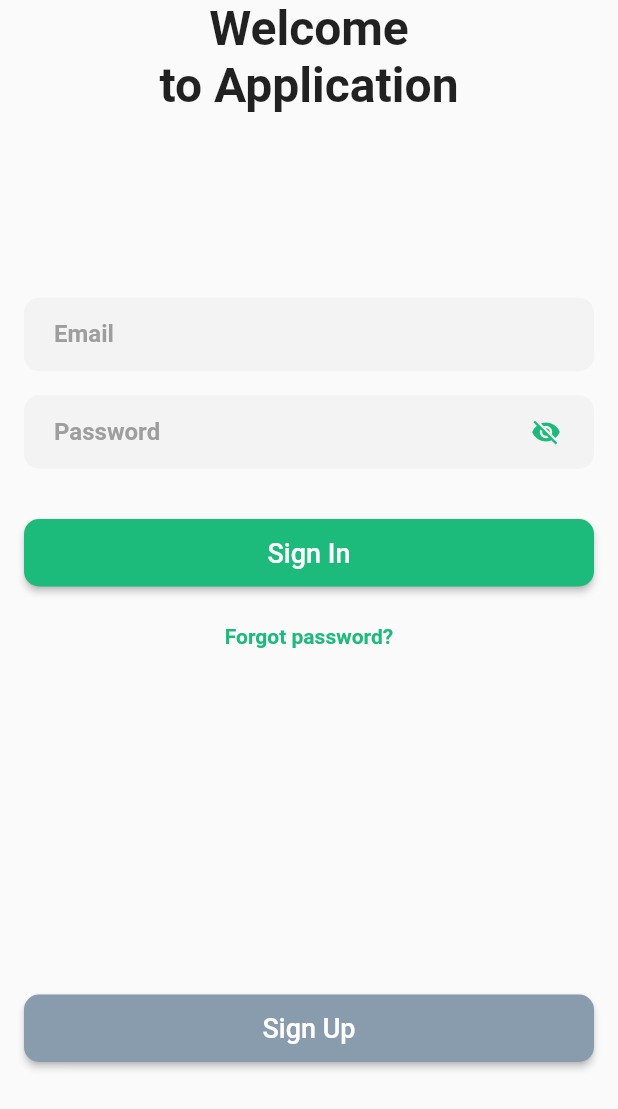
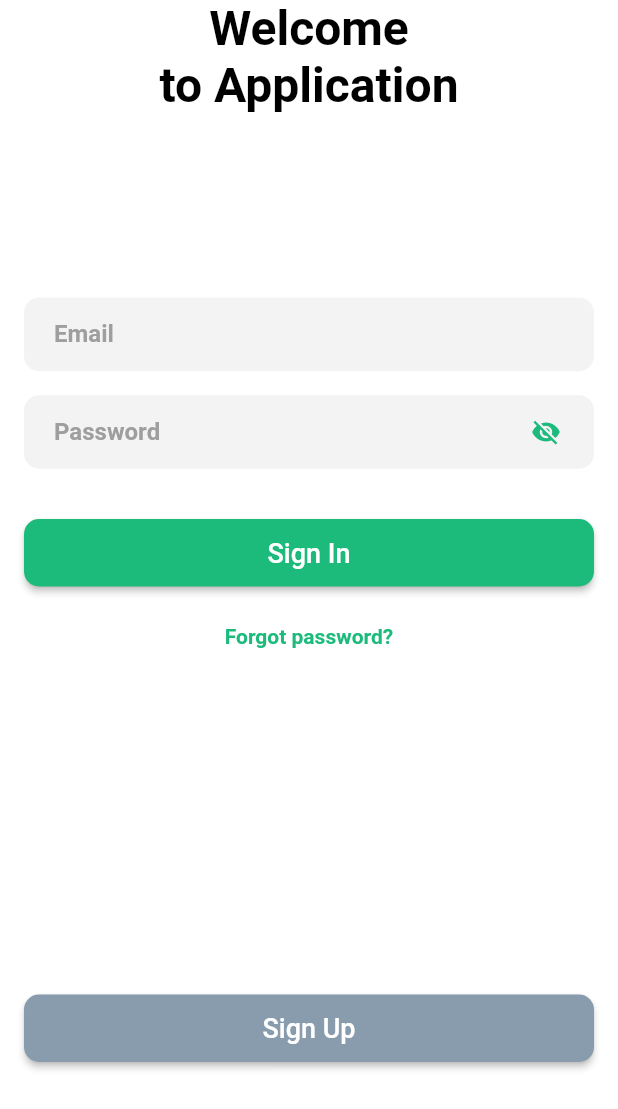
Before and after one commit to mdkamrulislam-web/spagreen_internship_tasks, a Flutter app: the screen it shows after launch, on a phone screen of 412 x 824 dp. Shown: the top 1109 px of the screen. Run offline on Flutter 3.47's test engine with Material 2 defaults, Android fonts, the phone set to English and light mode, and no system bars; our stand-ins replace firebase_auth, firebase_core, font_awesome_flutter, get, google_sign_in, image_picker; missing offline and left inert: animator; accounts and stored records are empty.

Commit message:
34th Commit - 16th November 2021

```diff
--- /dev/null
+++ b/lib/design_tasks/task_4_&_task_6/theme/theme.dart
@@ -0,0 +1,44 @@
+import 'package:flutter/material.dart';
+
+CustomTheme currentTheme = CustomTheme();
+
+class CustomTheme with ChangeNotifier {
+  static bool _isDarkTheme = false;
+  ThemeMode get currentTheme => _isDarkTheme ? ThemeMode.dark : ThemeMode.light;
+
+  void toggleTheme() {
+    _isDarkTheme = !_isDarkTheme;
+    notifyListeners();
+  }
+
+  static ThemeData get lightTheme {
+    return ThemeData(
+
+      primaryColor: Colors.lightBlue,
+      focusColor: Colors.grey.shade900,
+      backgroundColor: Colors.white,
+      scaffoldBackgroundColor: Colors.white,
+      textTheme: const TextTheme(
+        headline1: TextStyle(color: Colors.black),
+        headline2: TextStyle(color: Colors.black),
+        bodyText1: TextStyle(color: Colors.black),
+        bodyText2: TextStyle(color: Colors.black),
+      ),
+    );
+  }
+
+  static ThemeData get darkTheme {
+    return ThemeData(
+      primaryColor: Colors.black,
+      focusColor: Colors.white,
+      backgroundColor: Colors.grey.shade900,
+      scaffoldBackgroundColor: Colors.grey.shade900,
+      textTheme: const TextTheme(
+        headline1: TextStyle(color: Colors.white),
+        headline2: TextStyle(color: Colors.white),
+        bodyText1: TextStyle(color: Colors.white),
+        bodyText2: TextStyle(color: Colors.white),
+      ),
+    );
+  }
+}
--- a/lib/main.dart
+++ b/lib/main.dart
@@ -18,6 +18,7 @@ import 'package:login_signup_page_flutter/design_tasks/task_4_&_task_6/screens/l
 import 'package:login_signup_page_flutter/design_tasks/task_4_&_task_6/screens/signup_page/terms_conditions_screen.dart';
 import 'package:login_signup_page_flutter/design_tasks/task_4_&_task_6/screens/secure_code_page/secure_code_screen.dart';
 import 'package:login_signup_page_flutter/design_tasks/task_4_&_task_6/screens/phone_number_page/phone_number_screen.dart';
+import 'package:login_signup_page_flutter/design_tasks/task_4_&_task_6/theme/theme.dart';
 import 'design_tasks/task_4_&_task_6/constants/firebase_auth_constants.dart';
 
 Future<void> main() async {
@@ -35,13 +36,39 @@ Future<void> main() async {
   );
 }
 
-class MyApp extends StatelessWidget {
+class MyApp extends StatefulWidget {
   const MyApp({Key? key}) : super(key: key);
 
-  // This widget is the root of your application.
+  @override
+  State<MyApp> createState() => _MyAppState();
+}
+
+class _MyAppState extends State<MyApp> {
+  @override
+  void initState() {
+    super.initState();
+    currentTheme.addListener(() {
+      setState(() {});
+    });
+  }
+
   @override
   Widget build(BuildContext context) {
-    return GetMaterialApp(
+    return GestureDetector(
+      onTap: () {
+        FocusScopeNode currentFocus = FocusScope.of(context);
+
+        if (!currentFocus.hasPrimaryFocus &&
+            currentFocus.focusedChild != null) {
+          FocusManager.instance.primaryFocus!.unfocus();
+        }
+      },
+      child: GetMaterialApp(
+        // ! Theme Settings
+        theme: CustomTheme.lightTheme,
+        darkTheme: CustomTheme.darkTheme,
+        themeMode: currentTheme.currentTheme,
+
         debugShowCheckedModeBanner: false,
         initialRoute: LoginScreen.id,
         // ChapterList.id,
@@ -79,6 +106,7 @@ class MyApp extends StatelessWidget {
         },
 
         title: 'Login Signup Demo',
+      ),
     );
   }
 }
```
Also changed, not shown: lib/design_tasks/task_4_&_task_6/screens/login_page/login_screen.dart (+34 -12 lines), lib/design_tasks/task_4_&_task_6/screens/signup_page/signup_screen.dart (+39 -16 lines). Lines whose indentation alone changed are shown as unchanged.
